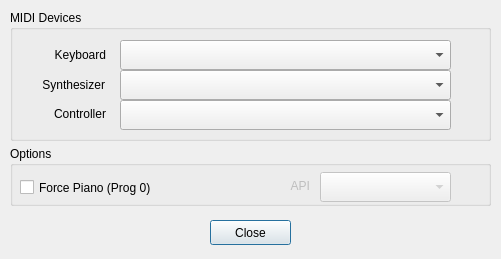
Old version of the form src/settings_dialog.ui in the repository obook/I-like-Chopin.
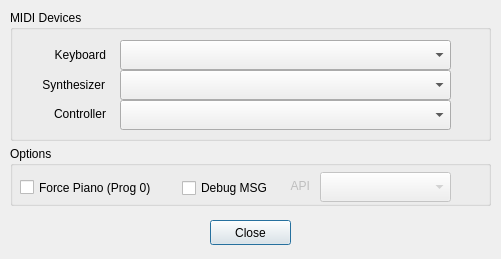
New version of the form.

Commit message: Add debug mode

```diff
--- a/src/settings_dialog.ui
+++ b/src/settings_dialog.ui
@@ -108,7 +108,7 @@
      <rect>
       <x>10</x>
       <y>30</y>
-      <width>191</width>
+      <width>141</width>
       <height>23</height>
      </rect>
     </property>
@@ -148,6 +148,19 @@
      <set>Qt::AlignmentFlag::AlignRight|Qt::AlignmentFlag::AlignTrailing|Qt::AlignmentFlag::AlignVCenter</set>
     </property>
    </widget>
+   <widget class="QCheckBox" name="checkBox_DebugMSG">
+    <property name="geometry">
+     <rect>
+      <x>172</x>
+      <y>32</y>
+      <width>91</width>
+      <height>20</height>
+     </rect>
+    </property>
+    <property name="text">
+     <string>Debug MSG</string>
+    </property>
+   </widget>
   </widget>
   <widget class="QComboBox" name="ControllerDeviceCombo">
    <property name="geometry">
```
The commit also changes 3 other files.
